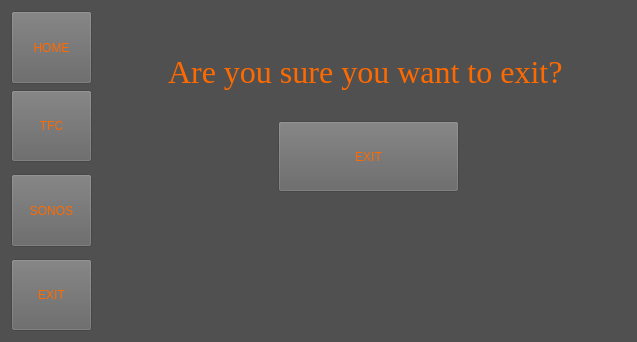
Qt form MainWindow.ui (gercosmit/PiProjectV2) before a commit.
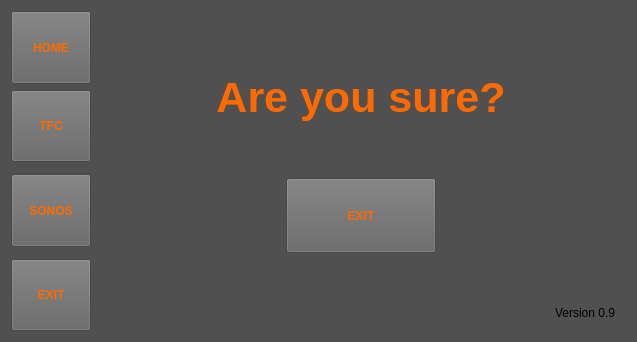
The same form after that commit.

What changed in the file:
```diff
--- a/MainWindow.ui
+++ b/MainWindow.ui
@@ -31,7 +31,7 @@
      <family>MS Shell Dlg 2</family>
     </font>
    </property>
-   <layout class="QGridLayout" name="gridLayout" rowstretch="0,0,0,0,0,0" columnstretch="0,0,1,7">
+   <layout class="QGridLayout" name="gridLayout" rowstretch="0,0,0,0,0,0" columnstretch="0,0,0,0">
     <item row="0" column="1" colspan="2">
      <widget class="QPushButton" name="btn_home">
       <property name="sizePolicy">
@@ -40,6 +40,12 @@
         <verstretch>0</verstretch>
        </sizepolicy>
       </property>
+      <property name="font">
+       <font>
+        <weight>75</weight>
+        <bold>true</bold>
+       </font>
+      </property>
       <property name="styleSheet">
        <string notr="true">color: rgb(255, 106, 0);
 background-color: rgb(100, 100, 100);</string>
@@ -49,6 +55,29 @@
       </property>
      </widget>
     </item>
+    <item row="3" column="1" colspan="2">
+     <widget class="QPushButton" name="btn_sonos">
+      <property name="sizePolicy">
+       <sizepolicy hsizetype="Expanding" vsizetype="Expanding">
+        <horstretch>0</horstretch>
+        <verstretch>0</verstretch>
+       </sizepolicy>
+      </property>
+      <property name="font">
+       <font>
+        <weight>75</weight>
+        <bold>true</bold>
+       </font>
+      </property>
+      <property name="styleSheet">
+       <string notr="true">color: rgb(255, 106, 0);
+background-color: rgb(100, 100, 100);</string>
+      </property>
+      <property name="text">
+       <string>SONOS</string>
+      </property>
+     </widget>
+    </item>
     <item row="5" column="1" colspan="2">
      <widget class="QPushButton" name="btn_exit">
       <property name="sizePolicy">
@@ -57,6 +86,12 @@
         <verstretch>0</verstretch>
        </sizepolicy>
       </property>
+      <property name="font">
+       <font>
+        <weight>75</weight>
+        <bold>true</bold>
+       </font>
+      </property>
       <property name="styleSheet">
        <string notr="true">color: rgb(255, 106, 0);
 background-color: rgb(100, 100, 100);</string>
@@ -66,86 +101,140 @@
       </property>
      </widget>
     </item>
+    <item row="1" column="1" colspan="2">
+     <widget class="QPushButton" name="btn_tfc">
+      <property name="sizePolicy">
+       <sizepolicy hsizetype="Expanding" vsizetype="Expanding">
+        <horstretch>0</horstretch>
+        <verstretch>0</verstretch>
+       </sizepolicy>
+      </property>
+      <property name="font">
+       <font>
+        <weight>75</weight>
+        <bold>true</bold>
+       </font>
+      </property>
+      <property name="styleSheet">
+       <string notr="true">color: rgb(255, 106, 0);
+background-color: rgb(100, 100, 100);</string>
+      </property>
+      <property name="text">
+       <string>TFC</string>
+      </property>
+     </widget>
+    </item>
     <item row="0" column="3" rowspan="6">
      <widget class="QStackedWidget" name="stackedWidget">
       <property name="currentIndex">
        <number>0</number>
       </property>
       <widget class="QWidget" name="page_exit">
-       <widget class="QPushButton" name="btn_closeApplication">
-        <property name="geometry">
-         <rect>
-          <x>180</x>
-          <y>110</y>
-          <width>181</width>
-          <height>71</height>
-         </rect>
-        </property>
-        <property name="styleSheet">
-         <string notr="true">color: rgb(255, 106, 0);
-background-color: rgb(100, 100, 100);</string>
-        </property>
-        <property name="text">
-         <string>EXIT</string>
-        </property>
-       </widget>
+       <layout class="QVBoxLayout" name="verticalLayout">
+        <item>
+         <layout class="QHBoxLayout" name="horizontalLayout_2">
+          <item>
        <widget class="QLabel" name="label_4">
-        <property name="geometry">
-         <rect>
-          <x>70</x>
-          <y>40</y>
-          <width>401</width>
-          <height>41</height>
-         </rect>
+            <property name="sizePolicy">
+             <sizepolicy hsizetype="Maximum" vsizetype="Maximum">
+              <horstretch>0</horstretch>
+              <verstretch>0</verstretch>
+             </sizepolicy>
+            </property>
+            <property name="minimumSize">
+             <size>
+              <width>0</width>
+              <height>150</height>
+             </size>
         </property>
         <property name="font">
          <font>
-          <family>Times New Roman</family>
-          <pointsize>24</pointsize>
+              <family>Ubuntu</family>
+              <pointsize>32</pointsize>
+              <weight>75</weight>
+              <bold>true</bold>
          </font>
         </property>
         <property name="styleSheet">
          <string notr="true">color: rgb(255, 106, 0);</string>
         </property>
         <property name="text">
-         <string>Are you sure you want to exit?</string>
-        </property>
-       </widget>
-      </widget>
-     </widget>
-    </item>
-    <item row="3" column="1" colspan="2">
-     <widget class="QPushButton" name="btn_sonos">
+             <string>Are you sure?</string>
+            </property>
+            <property name="alignment">
+             <set>Qt::AlignCenter</set>
+            </property>
+           </widget>
+          </item>
+         </layout>
+        </item>
+        <item>
+         <layout class="QHBoxLayout" name="horizontalLayout">
+          <item>
+           <widget class="QPushButton" name="btn_closeApplication">
       <property name="sizePolicy">
-       <sizepolicy hsizetype="Expanding" vsizetype="Expanding">
+             <sizepolicy hsizetype="Maximum" vsizetype="Maximum">
         <horstretch>0</horstretch>
         <verstretch>0</verstretch>
        </sizepolicy>
       </property>
+            <property name="minimumSize">
+             <size>
+              <width>150</width>
+              <height>75</height>
+             </size>
+            </property>
+            <property name="font">
+             <font>
+              <weight>75</weight>
+              <bold>true</bold>
+             </font>
+            </property>
       <property name="styleSheet">
        <string notr="true">color: rgb(255, 106, 0);
 background-color: rgb(100, 100, 100);</string>
       </property>
       <property name="text">
-       <string>SONOS</string>
+             <string>EXIT</string>
       </property>
      </widget>
     </item>
-    <item row="1" column="1" colspan="2">
-     <widget class="QPushButton" name="btn_tfc">
+         </layout>
+        </item>
+        <item>
+         <spacer name="verticalSpacer">
+          <property name="orientation">
+           <enum>Qt::Vertical</enum>
+          </property>
+          <property name="sizeType">
+           <enum>QSizePolicy::Expanding</enum>
+          </property>
+          <property name="sizeHint" stdset="0">
+           <size>
+            <width>20</width>
+            <height>40</height>
+           </size>
+          </property>
+         </spacer>
+        </item>
+        <item>
+         <widget class="QLabel" name="versionLabel">
       <property name="sizePolicy">
-       <sizepolicy hsizetype="Expanding" vsizetype="Expanding">
+           <sizepolicy hsizetype="Preferred" vsizetype="Maximum">
         <horstretch>0</horstretch>
         <verstretch>0</verstretch>
        </sizepolicy>
       </property>
-      <property name="styleSheet">
-       <string notr="true">color: rgb(255, 106, 0);
-background-color: rgb(100, 100, 100);</string>
-      </property>
       <property name="text">
-       <string>TFC</string>
-      </property>
+           <string>&lt;html&gt;&lt;head/&gt;&lt;body&gt;&lt;p&gt;Version 0.9&lt;/p&gt;&lt;/body&gt;&lt;/html&gt;</string>
+          </property>
+          <property name="alignment">
+           <set>Qt::AlignRight|Qt::AlignTrailing|Qt::AlignVCenter</set>
+          </property>
+         </widget>
+        </item>
+       </layout>
+      </widget>
      </widget>
     </item>
    </layout>
```
Lines whose indentation alone changed are shown as unchanged.
